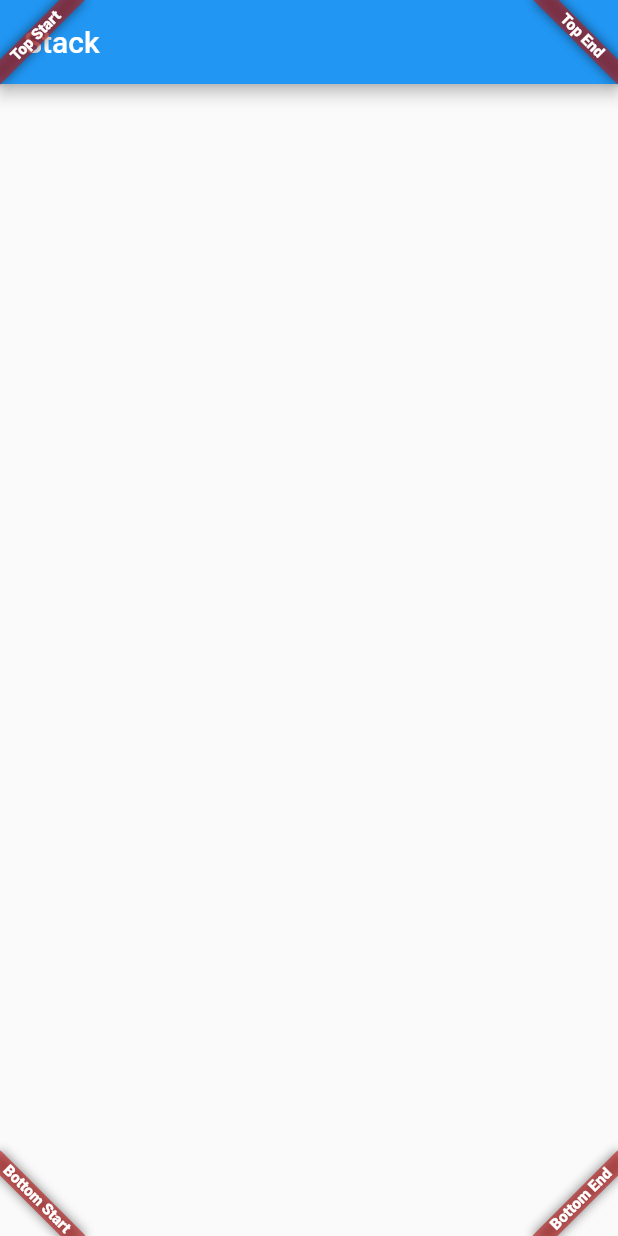
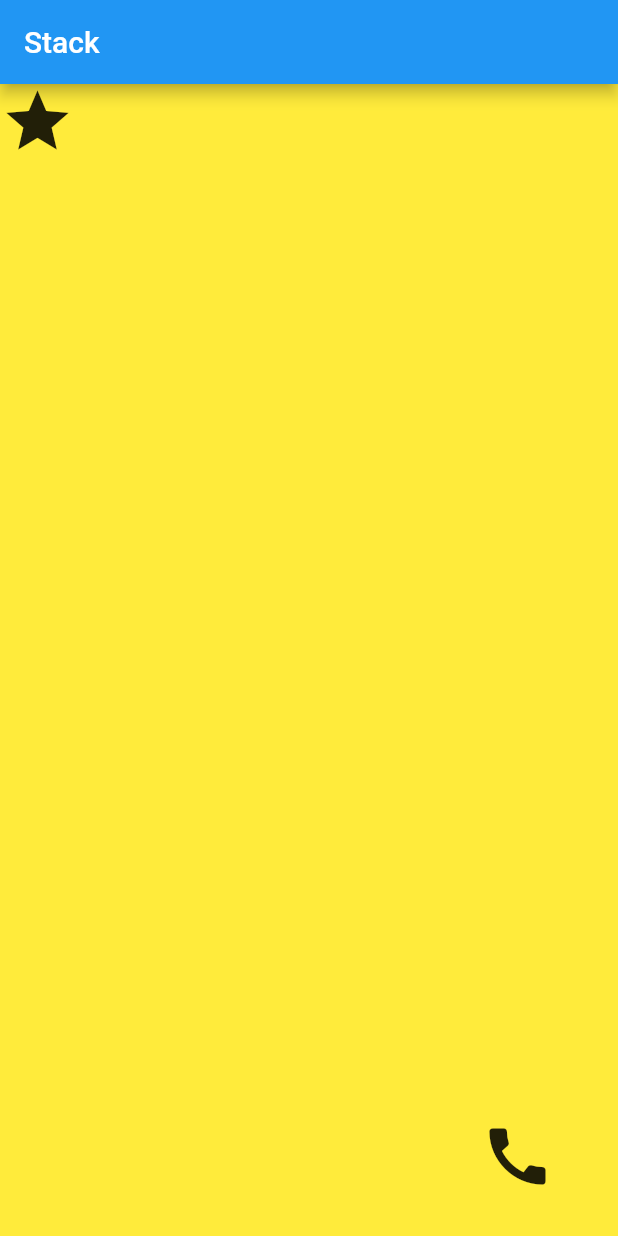
Before and after one commit to after-six/flutter-tutorial-mb, a Flutter app: the screen it shows after launch, on a phone screen of 412 x 824 dp. Run offline on Flutter 3.47's test engine with Material 2 defaults, Android fonts, the phone set to English and light mode, and no system bars.

Commit message:
stack-Positioned

```diff
--- a/layout_sheet/lib/main.dart
+++ b/layout_sheet/lib/main.dart
@@ -27,31 +27,28 @@ class MyHomePage extends StatefulWidget {
 class _MyHomePageState extends State<MyHomePage> {
   @override
   Widget build(BuildContext context) {
-    Widget main = Scaffold(
+    return Scaffold(
       appBar: AppBar(title: Text('Stack')),
+      body: Container(
+//        color: Colors.yellow,
+        child: Stack(
+          fit: StackFit.expand,
+          children: <Widget>[
+            Material(color: Colors.yellow),
+            Positioned(
+              top: 0,
+              left: 0,
+              child: Icon(Icons.star, size: 50),
+            ),
+            Positioned(
+              top: 690,
+              left: 320,
+              child: Icon(Icons.call, size: 50),
+            ),
+          ],
+        ),
+      )
     );
 
-    return Stack(
-      fit: StackFit.expand,
-      children: <Widget>[
-        main,
-        Banner(
-          message: "Top Start",
-          location: BannerLocation.topStart,
-        ),
-        Banner(
-          message: "Top End",
-          location: BannerLocation.topEnd,
-        ),
-        Banner(
-          message: "Bottom Start",
-          location: BannerLocation.bottomStart,
-        ),
-        Banner(
-          message: "Bottom End",
-          location: BannerLocation.bottomEnd,
-        ),
-      ],
-    );
   }
 }
```
